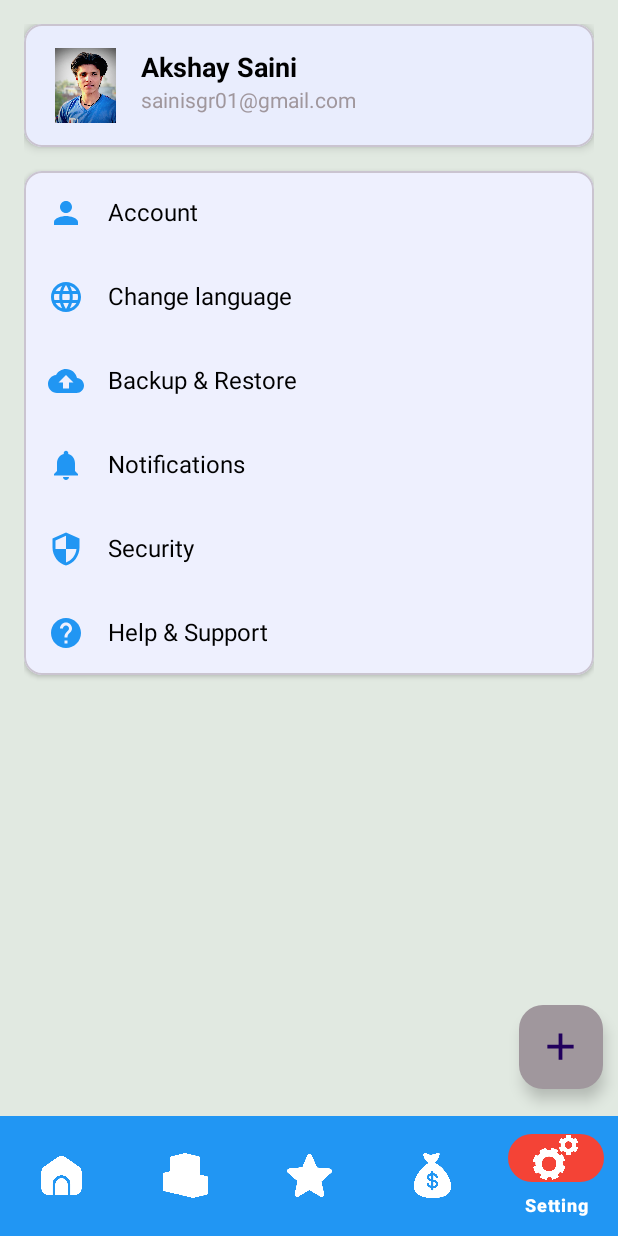
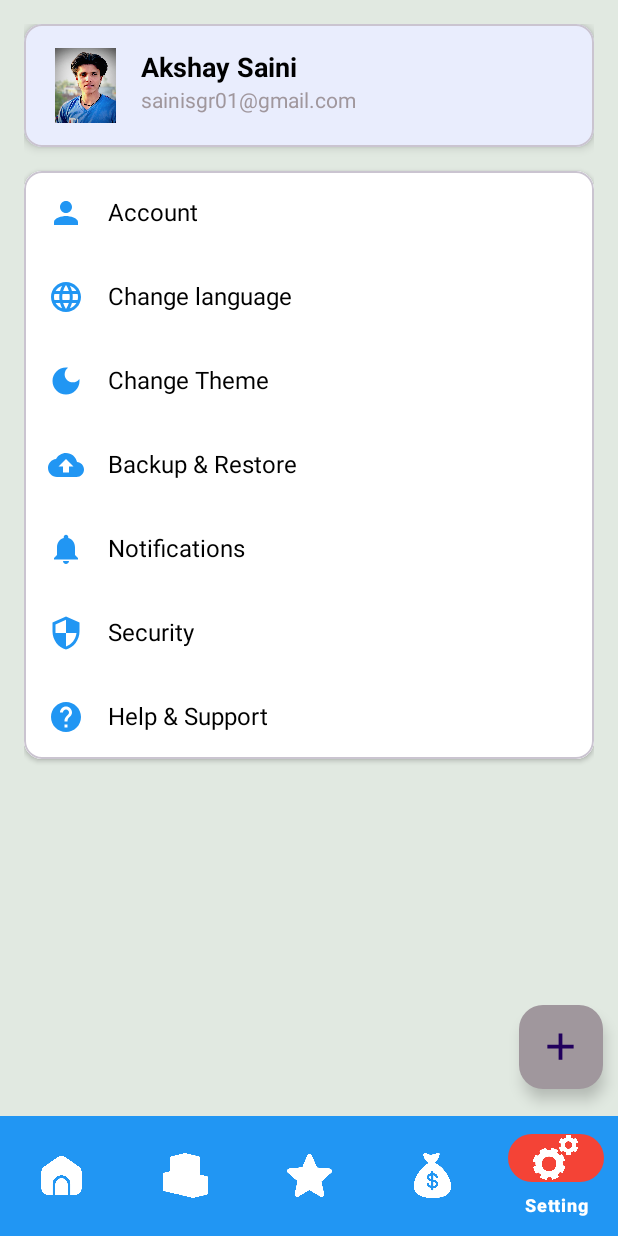
Before and after one commit to ujjaval01/Apni-Dukaan, an Android app: the screen it shows after launch (MainActivity), item 5 of the bottom bar chosen, on a phone screen of 412 x 824 dp. Run offline under Robolectric (Android 15) with nearby library versions, the phone set to English and light mode, and no system bars; libraries missing offline, so code that uses them is left out: com.github.mikephil.charting; 16 statements that could not run were skipped.

Commit message:
add dark and light theme feature in the setting fragment...

```diff
--- a/app/src/main/AndroidManifest.xml
+++ b/app/src/main/AndroidManifest.xml
@@ -10,7 +10,7 @@
         android:label="@string/app_name"
         android:roundIcon="@drawable/apni_dukaan_icon"
         android:supportsRtl="true"
-        android:theme="@style/Theme.ApniDukaan"
+        android:theme="@style/Base.Theme.ApniDukaan"
         tools:targetApi="31">
         <activity
             android:name=".SplashActivity"
--- a/app/src/main/java/com/uv/apnidukaan/MainActivity.kt
+++ b/app/src/main/java/com/uv/apnidukaan/MainActivity.kt
@@ -10,56 +10,41 @@ import com.uv.apnidukaan.fragments.*
 
 class MainActivity : AppCompatActivity() {
 
-    private lateinit var bottomNavigationView: BottomNavigationView
+    override fun attachBaseContext(newBase: Context?) {
+        super.attachBaseContext(newBase?.let { com.uv.apnidukaan.utils.LocaleHelper.loadLocale(it) })
+    }
 
     override fun onCreate(savedInstanceState: Bundle?) {
+
+        val prefs = getSharedPreferences("Settings", MODE_PRIVATE)
+        val savedTheme = prefs.getString("My_Theme", "light")
+
+        if (savedTheme == "dark") {
+            setTheme(R.style.Theme_ApniDukaan_Dark)
+        } else {
+            setTheme(R.style.Theme_ApniDukaan_Light)
+        }
+
         super.onCreate(savedInstanceState)
         enableEdgeToEdge()
         setContentView(R.layout.activity_main)
 
-        bottomNavigationView = findViewById(R.id.bottom_navigation)
+        val bottomNavigationView: BottomNavigationView = findViewById(R.id.bottom_navigation)
 
-        val prefs = getSharedPreferences("Settings", Context.MODE_PRIVATE)
-        val langChanged = prefs.getBoolean("Lang_Changed", false)
-
-        // 🔹 BottomNav listener
         bottomNavigationView.setOnItemSelectedListener { menuItem ->
             when(menuItem.itemId){
-                R.id.bottom_home -> {
-                    replaceFragment(HomeFragment())
-                    true
-                }
-                R.id.stock -> {
-                    replaceFragment(StockFragment())
-                    true
-                }
-                R.id.bottom_favorite -> {
-                    replaceFragment(FavoriteFragment())
-                    true
-                }
-                R.id.bottom_transaction -> {
-                    replaceFragment(TransactionsFragment())
-                    true
-                }
-                R.id.bottom_setting -> {
-                    replaceFragment(SettingFragment())
-                    true
-                }
+                R.id.bottom_home -> { replaceFragment(HomeFragment()); true }
+                R.id.stock -> { replaceFragment(StockFragment()); true }
+                R.id.bottom_favorite -> { replaceFragment(FavoriteFragment()); true }
+                R.id.bottom_transaction -> { replaceFragment(TransactionsFragment()); true }
+                R.id.bottom_setting -> { replaceFragment(SettingFragment()); true }
                 else -> false
             }
         }
 
         if (savedInstanceState == null) {
-            if (langChanged) {
-                // ✅ Agar language change hui thi → ek baar Settings open karo
-                bottomNavigationView.selectedItemId = R.id.bottom_setting
-                replaceFragment(SettingFragment())
-                prefs.edit().putBoolean("Lang_Changed", false).apply()
-            } else {
-                // ✅ Normal case → hamesha Home
-                bottomNavigationView.selectedItemId = R.id.bottom_home
-                replaceFragment(HomeFragment())
-            }
+            bottomNavigationView.selectedItemId = R.id.bottom_home
+            replaceFragment(HomeFragment())
         }
     }
 
--- a/app/src/main/java/com/uv/apnidukaan/fragments/HomeFragment.kt
+++ b/app/src/main/java/com/uv/apnidukaan/fragments/HomeFragment.kt
@@ -1,5 +1,6 @@
 package com.uv.apnidukaan.fragments
 
+import android.content.Context
 import android.graphics.Color
 import android.os.Bundle
 import android.os.Handler
@@ -100,9 +101,11 @@ class HomeFragment : Fragment() {
         super.onResume()
         runnable = object : Runnable {
             override fun run() {
+                val prefs = requireActivity().getSharedPreferences("Settings", Context.MODE_PRIVATE)
+                val lang = prefs.getString("My_Lang", "en") ?: "en"
                 val sdf = SimpleDateFormat(
                     "EEEE, dd/MM/yyyy | hh:mm:ss a",
-                    Locale("hi", "IN")
+                    Locale(lang)
                 )
                 val currentDateTime = sdf.format(Date())
                 tvDateTime.text = currentDateTime
--- a/app/src/main/java/com/uv/apnidukaan/fragments/SettingFragment.kt
+++ b/app/src/main/java/com/uv/apnidukaan/fragments/SettingFragment.kt
@@ -20,6 +20,7 @@ class SettingFragment : Fragment() {
     private lateinit var option_security: LinearLayout
     private lateinit var option_backup: LinearLayout
     private lateinit var option_lang: LinearLayout
+    private lateinit var option_theme: LinearLayout
     private lateinit var option_notifications: LinearLayout
     private lateinit var option_account: LinearLayout
 
@@ -27,8 +28,6 @@ class SettingFragment : Fragment() {
         inflater: LayoutInflater, container: ViewGroup?,
         savedInstanceState: Bundle?
     ): View? {
-        // 🔹 Load saved language
-        loadLocale()
 
         val view = inflater.inflate(R.layout.fragment_setting, container, false)
 
@@ -36,11 +35,17 @@ class SettingFragment : Fragment() {
         option_security = view.findViewById(R.id.option_security)
         option_backup = view.findViewById(R.id.option_backup)
         option_lang = view.findViewById(R.id.option_lang)
+        option_theme = view.findViewById(R.id.option_theme)
 
         // ✅ Kotlin style click listener
         option_lang.setOnClickListener {
             showLanguageDialog()
         }
+        // ✅ Kotlin style click listener
+        option_theme.setOnClickListener {
+            showThemeDialog()
+        }
+
 
         option_help.setOnClickListener {
             val helpSupportFragment = HelpSupportFragment()
@@ -53,7 +58,7 @@ class SettingFragment : Fragment() {
         return view
     }
 
-    // 🔹 Show Dialog
+    // 🔹 Show Lang Dialog
     private fun showLanguageDialog() {
         val languages = arrayOf("English", "हिन्दी")
 
@@ -62,60 +67,39 @@ class SettingFragment : Fragment() {
         val savedLang = prefs.getString("My_Lang", "en")
         var checkedItem = if (savedLang == "hi") 1 else 0
 
-        val builder = AlertDialog.Builder(requireContext())
-        builder.setTitle("Choose Language")
+        AlertDialog.Builder(requireContext())
+            .setTitle("Choose Language")
             .setSingleChoiceItems(languages, checkedItem) { dialog, which ->
-                if (which == 0) {
-                    setLocale("en")
-                } else if (which == 1) {
-                    setLocale("hi")
-                }
+                val langCode = if (which == 0) "en" else "hi"
+                com.uv.apnidukaan.utils.LocaleHelper.setLocale(requireContext(), langCode)
 
-                // ❌ Ye flag ab zaroori nahi
-                // prefs.edit().putBoolean("Lang_Changed", true).apply()
-
-                requireActivity().recreate()
+                requireActivity().recreate() // refresh UI
                 dialog.dismiss()
             }
-        builder.create().show()
+            .create()
+            .show()
     }
 
-
-
-    // 🔹 Set locale
-    private fun setLocale(lang: String) {
-        val locale = Locale(lang)
-        Locale.setDefault(locale)
-
-        val config = Configuration()
-        config.setLocale(locale)
-
-        requireContext().resources.updateConfiguration(
-            config, requireContext().resources.displayMetrics
-        )
-
-        // Save in SharedPreferences
-        requireActivity()
-            .getSharedPreferences("Settings", Context.MODE_PRIVATE)
-            .edit {
-                putString("My_Lang", lang)
-            }
-    }
-
-    // 🔹 Load saved language
-    private fun loadLocale() {
+    // show theme dialog
+    private fun showThemeDialog() {
+        val themes = arrayOf("Light", "Dark")
         val prefs = requireActivity()
             .getSharedPreferences("Settings", Context.MODE_PRIVATE)
-        val language = prefs.getString("My_Lang", "en") ?: "en"
-        setLocale(language)
-    }
-    // language change ke sath selected nav item bhi save kar
-    private fun saveLastSelectedNav(navId: Int) {
-        requireActivity()
-            .getSharedPreferences("Settings", Context.MODE_PRIVATE)
-            .edit {
-                putInt("Last_Nav", navId)
+        val savedTheme = prefs.getString("My_Theme", "light")
+
+        val checkedItem = if (savedTheme == "dark") 1 else 0
+        AlertDialog.Builder(requireContext())
+            .setTitle("Choose Theme")
+            .setSingleChoiceItems(themes, checkedItem) { dialog, which ->
+                val theme = if (which == 0) "light" else "dark"
+                prefs.edit {
+                    putString("My_Theme", theme)
+                }
+                requireActivity().recreate() // refresh UI
+                dialog.dismiss()
             }
+            .create()
+            .show()
     }
 
 }
--- /dev/null
+++ b/app/src/main/java/com/uv/apnidukaan/utils/LocaleHelper.kt
@@ -0,0 +1,29 @@
+package com.uv.apnidukaan.utils
+
+import android.content.Context
+import android.content.res.Configuration
+import java.util.*
+
+object LocaleHelper {
+
+    fun setLocale(context: Context, lang: String): Context {
+        val locale = Locale(lang)
+        Locale.setDefault(locale)
+
+        val config = Configuration()
+        config.setLocale(locale)
+        config.setLayoutDirection(locale)
+
+        // Save preference
+        val prefs = context.getSharedPreferences("Settings", Context.MODE_PRIVATE)
+        prefs.edit().putString("My_Lang", lang).apply()
+
+        return context.createConfigurationContext(config)
+    }
+
+    fun loadLocale(context: Context): Context {
+        val prefs = context.getSharedPreferences("Settings", Context.MODE_PRIVATE)
+        val lang = prefs.getString("My_Lang", "en") ?: "en"
+        return setLocale(context, lang)
+    }
+}
--- /dev/null
+++ b/app/src/main/res/drawable/baseline_dark_mode_24.xml
@@ -0,0 +1,5 @@
+<vector xmlns:android="http://schemas.android.com/apk/res/android" android:height="24dp" android:tint="#000000" android:viewportHeight="24" android:viewportWidth="24" android:width="24dp">
+
+    <path android:fillColor="@android:color/white" android:pathData="M12,3c-4.97,0 -9,4.03 -9,9s4.03,9 9,9s9,-4.03 9,-9c0,-0.46 -0.04,-0.92 -0.1,-1.36c-0.98,1.37 -2.58,2.26 -4.4,2.26c-2.98,0 -5.4,-2.42 -5.4,-5.4c0,-1.81 0.89,-3.42 2.26,-4.4C12.92,3.04 12.46,3 12,3L12,3z"/>
+
+</vector>
--- a/app/src/main/res/layout/fragment_setting.xml
+++ b/app/src/main/res/layout/fragment_setting.xml
@@ -78,7 +78,7 @@
                         style="@style/SettingsText"/>
                 </LinearLayout>
 
-                <!-- Backup -->
+                <!-- Language -->
                 <LinearLayout
                     android:id="@+id/option_lang"
                     style="@style/SettingsItem" >
@@ -87,6 +87,18 @@
                         style="@style/SettingsIcon"/>
                     <TextView
                         android:text="@string/change_language"
+                        style="@style/SettingsText"/>
+                </LinearLayout>
+
+                <!-- theme -->
+                <LinearLayout
+                    android:id="@+id/option_theme"
+                    style="@style/SettingsItem" >
+                    <ImageView
+                        android:src="@drawable/baseline_dark_mode_24"
+                        style="@style/SettingsIcon"/>
+                    <TextView
+                        android:text="@string/change_theme"
                         style="@style/SettingsText"/>
                 </LinearLayout>
                 <!-- Backup -->
--- a/app/src/main/res/values/strings.xml
+++ b/app/src/main/res/values/strings.xml
@@ -42,4 +42,5 @@
     <string name="search">🔍 Search</string>
     <string name="recent_transactions">Recent Transactions</string>
     <string name="profit_vs_loss_graph_coming_soon">📊 Profit vs Loss Graph (Coming Soon)</string>
+    <string name="change_theme">Change Theme</string>
 </resources>
--- a/app/src/main/res/values/style.xml
+++ b/app/src/main/res/values/style.xml
@@ -5,7 +5,7 @@
         <item name="android:padding">16dp</item>
         <item name="android:layout_width">match_parent</item>
         <item name="android:layout_height">wrap_content</item>
-        <item name="android:background">?attr/selectableItemBackground</item>
+        <item name="android:background">@color/white</item>
     </style>
 
     <style name="SettingsIcon">
--- a/app/src/main/res/values/themes.xml
+++ b/app/src/main/res/values/themes.xml
@@ -1,23 +1,26 @@
 <resources xmlns:tools="http://schemas.android.com/tools">
-    <!-- Base application theme. -->
-    <style name="Base.Theme.ApniDukaan" parent="Theme.Material3.DayNight.NoActionBar">
-        <!-- Customize your light theme here. -->
-         <item name="colorPrimary">@color/blue</item>
-         <item name="colorPrimaryVariant">@color/blue</item>
-         <item name="android:statusBarColor">@color/blue</item>
+
+    <!-- Light Theme -->
+    <style name="Theme.ApniDukaan.Light" parent="Theme.Material3.Light.NoActionBar">
+        <item name="colorPrimary">@color/blue</item>
+        <item name="colorPrimaryVariant">@color/blue</item>
+        <item name="android:statusBarColor">@color/blue</item>
+        <item name="android:navigationBarColor">@color/white</item>
         <item name="android:fitsSystemWindows">true</item>
-
     </style>
 
-    <style name="Theme.ApniDukaan" parent="Base.Theme.ApniDukaan">
+    <!-- Dark Theme -->
+    <style name="Theme.ApniDukaan.Dark" parent="Theme.Material3.Dark.NoActionBar">
+        <item name="colorPrimary">@color/green</item>
+        <item name="colorPrimaryVariant">@color/green</item>
+        <item name="android:statusBarColor">@color/black</item>
+        <item name="android:navigationBarColor">@color/black</item>
         <item name="android:fitsSystemWindows">true</item>
-
     </style>
 
-
+    <!-- Bottom Navigation Custom Indicator -->
     <style name="App.Custom.Indicator" parent="Widget.Material3.BottomNavigationView.ActiveIndicator">
         <item name="android:color">@color/red</item>
-        <item name="android:fitsSystemWindows">true</item>
+    </style>
 
-    </style>
 </resources>
```
